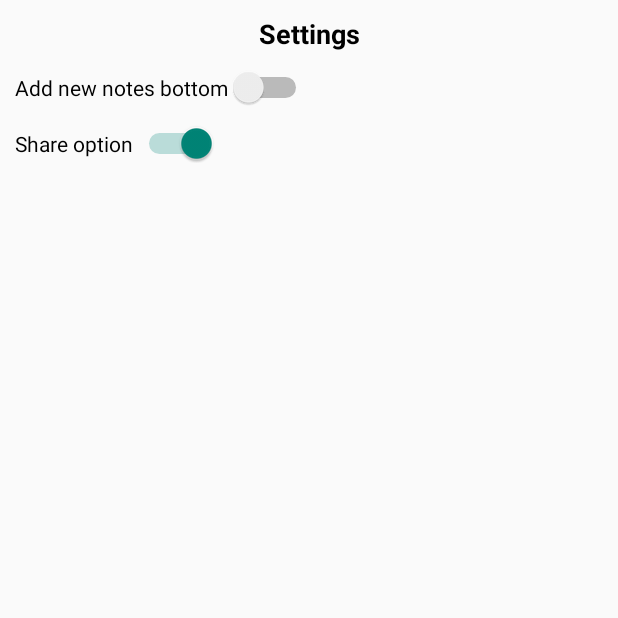
After one commit to sivakumar1994/NotetakingApp, an Android app: the fragment SettingsFragment shown on its own in the app's theme, on a phone screen of 412 x 824 dp, the top half of it. The commit adds this screen. Run offline under Robolectric (Android 15) with nearby library versions, the phone set to English and light mode, and no system bars.

Commit message:
Setting screen design and funcationality added

```diff
--- a/app/src/main/java/com/example/notetakingapp/Constants.kt
+++ b/app/src/main/java/com/example/notetakingapp/Constants.kt
@@ -4,5 +4,7 @@ object Constants {
     const val NEW_NOTE_CREATION = "new_note_creation"
     const val DIALOG_POSITIVE_BTN = "DIALOG_POSITIVE_BTN"
     const val DIALOG_NEGATIVE_BTN = "DIALOG_NEGATIVE_BTN"
+    const val APP_PREF="APPPREF"
+    const val SHARED_PREF_NOTES_STORED_ORDER="Notes_Stored_Order"
 
 }
--- a/app/src/main/java/com/example/notetakingapp/NotesDao.kt
+++ b/app/src/main/java/com/example/notetakingapp/NotesDao.kt
@@ -14,10 +14,10 @@ abstract class NotesDao :BaseDao<NoteDetail> {
     @Query("UPDATE ${Constants.NEW_NOTE_CREATION} SET isPinned =:isPinEnable WHERE id =:id")
     abstract suspend fun updatePinStatus(id : Long, isPinEnable: Boolean)
 
-    @Query("SELECT * FROM ${Constants.NEW_NOTE_CREATION}")
+    @Query("SELECT * FROM ${Constants.NEW_NOTE_CREATION} ORDER BY id ASC")
     abstract suspend fun fetchAllNotesDetails():List<NoteDetail>
 
-    @Query("SELECT * FROM ${Constants.NEW_NOTE_CREATION} WHERE isPinned =:pinned")
+    @Query("SELECT * FROM ${Constants.NEW_NOTE_CREATION} WHERE isPinned =:pinned ORDER BY id ASC")
     abstract suspend fun fetchPinedNotesDetails(pinned: Boolean):List<NoteDetail>
 
     @Query("SELECT * FROM ${Constants.NEW_NOTE_CREATION} WHERE id =:id")
--- /dev/null
+++ b/app/src/main/java/com/example/notetakingapp/SettingsFragment.kt
@@ -0,0 +1,31 @@
+package com.example.notetakingapp
+
+import android.app.backup.SharedPreferencesBackupHelper
+import android.os.Bundle
+import androidx.fragment.app.Fragment
+import android.view.LayoutInflater
+import android.view.View
+import android.view.ViewGroup
+import android.widget.CompoundButton
+import com.example.notetakingapp.utils.SharedPreferenceHelper
+import kotlinx.android.synthetic.main.fragment_settings.*
+
+class SettingsFragment : Fragment() {
+
+
+    override fun onCreateView(
+        inflater: LayoutInflater, container: ViewGroup?,
+        savedInstanceState: Bundle?
+    ): View? {
+        // Inflate the layout for this fragment
+        return inflater.inflate(R.layout.fragment_settings, container, false)
+    }
+
+    override fun onViewCreated(view: View, savedInstanceState: Bundle?) {
+        super.onViewCreated(view, savedInstanceState)
+        switch1.setChecked(SharedPreferenceHelper(requireContext()).getNotesOrderPref())
+        switch1.setOnCheckedChangeListener(CompoundButton.OnCheckedChangeListener { buttonView, isChecked ->
+            SharedPreferenceHelper(requireContext()).saveNotesOrderPref(isChecked)
+        })
+    }
+}
--- /dev/null
+++ b/app/src/main/java/com/example/notetakingapp/utils/SharedPreferenceHelper.kt
@@ -0,0 +1,19 @@
+package com.example.notetakingapp.utils
+
+import android.app.Application
+import android.content.Context
+import com.example.notetakingapp.Constants.APP_PREF
+import com.example.notetakingapp.Constants.SHARED_PREF_NOTES_STORED_ORDER
+
+class SharedPreferenceHelper(var application: Context) {
+
+    fun saveNotesOrderPref(boolean: Boolean) {
+        application.getSharedPreferences(APP_PREF, Context.MODE_PRIVATE).edit()
+            .putBoolean(SHARED_PREF_NOTES_STORED_ORDER, boolean).apply()
+    }
+
+    fun getNotesOrderPref(): Boolean {
+        return application.getSharedPreferences(APP_PREF, Context.MODE_PRIVATE)
+            .getBoolean(SHARED_PREF_NOTES_STORED_ORDER, false)
+    }
+}
--- /dev/null
+++ b/app/src/main/res/layout/fragment_settings.xml
@@ -0,0 +1,50 @@
+<?xml version="1.0" encoding="utf-8"?>
+<androidx.constraintlayout.widget.ConstraintLayout xmlns:android="http://schemas.android.com/apk/res/android"
+    xmlns:tools="http://schemas.android.com/tools"
+    android:layout_width="match_parent"
+    android:layout_height="match_parent"
+    xmlns:app="http://schemas.android.com/apk/res-auto"
+    tools:context=".SettingsFragment">
+    <TextView
+        android:id="@+id/tv_title"
+        android:layout_width="match_parent"
+        android:layout_height="wrap_content"
+        app:layout_constraintTop_toTopOf="parent"
+        app:layout_constraintStart_toStartOf="parent"
+        android:gravity="center"
+        android:textColor="@color/black"
+        android:textStyle="bold"
+        android:textSize="18sp"
+        android:layout_marginTop="10dp"
+        android:text="Settings"/>
+
+    <Switch
+        android:id="@+id/switch1"
+        android:layout_width="wrap_content"
+        android:layout_height="wrap_content"
+        android:switchMinWidth="56dp"
+        android:layout_marginLeft="10dp"
+        android:layout_marginTop="10dp"
+        app:layout_constraintStart_toStartOf="parent"
+        app:layout_constraintTop_toBottomOf="@+id/tv_title"
+        android:text="Add new notes bottom"
+        android:checked="true"
+        android:textOff="OFF"
+        android:textOn="ON"
+        />
+    <Switch
+        android:id="@+id/switch2"
+        android:layout_width="wrap_content"
+        android:layout_height="wrap_content"
+        android:switchMinWidth="56dp"
+        android:layout_marginLeft="10dp"
+        android:layout_marginTop="10dp"
+        app:layout_constraintStart_toStartOf="parent"
+        app:layout_constraintTop_toBottomOf="@+id/switch1"
+        android:text="Share option"
+        android:checked="true"
+        android:textOff="OFF"
+        android:textOn="ON"
+        />
+
+</androidx.constraintlayout.widget.ConstraintLayout>
--- a/app/src/main/res/navigation/nav_graph_pin_notes.xml
+++ b/app/src/main/res/navigation/nav_graph_pin_notes.xml
@@ -41,5 +41,11 @@
             app:argType="com.example.notetakingapp.NoteDetail"/>
         </action>-->
     </fragment>
+    <fragment
+        android:id="@+id/settingsFragment"
+        android:name="com.example.notetakingapp.SettingsFragment"
+        tools:layout="@layout/fragment_settings">
+
+    </fragment>
 
 </navigation>
--- a/app/src/main/res/values/strings.xml
+++ b/app/src/main/res/values/strings.xml
@@ -15,6 +15,8 @@
     <string name="permission_not_granted">Permission Not Granted</string>
     <string name="select_capture_image">Please Capture Image</string>
     <string name="some_err">Error occur please try again later</string>
-    <string name="file_provider_name" >.fileProvider</string>
+    <string name="file_provider_name">.fileProvider</string>
+    <!-- TODO: Remove or change this placeholder text -->
+    <string name="hello_blank_fragment">Hello blank fragment</string>
 
 </resources>
```
Also changed, not shown: app/src/main/java/com/example/notetakingapp/MainActivity.kt (+25 -2 lines), app/src/main/java/com/example/notetakingapp/MainActivityRepo.kt (+14 -4 lines), app/src/main/java/com/example/notetakingapp/MainActivityViewModel.kt (+20 -3 lines), app/src/main/java/com/example/notetakingapp/NotesDetailsFragment.kt (+7 -9 lines), app/src/main/java/com/example/notetakingapp/NotesFragment.kt (+15 -2 lines).
